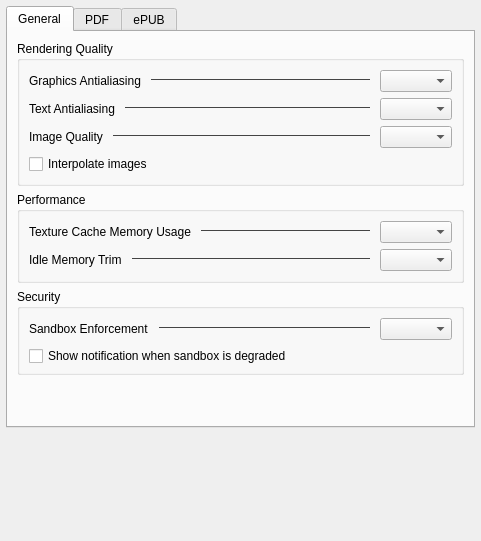
First picture: the form in src/generator/config/settingswidget.ui, repository l4rzy/okular-mupdf-ng, before the edit.
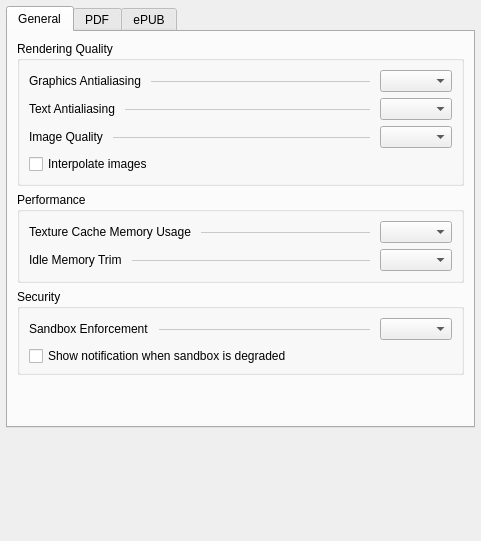
Second picture: the form after the edit. Custom widgets are drawn as their Qt base class.

Commit message: generator: improve setting dialog theming

The edit to the form file:
```diff
--- a/src/generator/config/settingswidget.ui
+++ b/src/generator/config/settingswidget.ui
@@ -66,7 +66,7 @@
                </sizepolicy>
               </property>
               <property name="styleSheet">
-               <string notr="true">border: none; border-top: 1px solid #444444;</string>
+               <string notr="true">border: none; border-bottom: 1px solid palette(midlight);</string>
               </property>
               <property name="frameShape">
                <enum>QFrame::Shape::HLine</enum>
@@ -102,7 +102,7 @@
                </sizepolicy>
               </property>
               <property name="styleSheet">
-               <string notr="true">border: none; border-top: 1px solid #444444;</string>
+               <string notr="true">border: none; border-bottom: 1px solid palette(midlight);</string>
               </property>
               <property name="frameShape">
                <enum>QFrame::Shape::HLine</enum>
@@ -138,7 +138,7 @@
                </sizepolicy>
               </property>
               <property name="styleSheet">
-               <string notr="true">border: none; border-top: 1px solid #444444;</string>
+               <string notr="true">border: none; border-bottom: 1px solid palette(midlight);</string>
               </property>
               <property name="frameShape">
                <enum>QFrame::Shape::HLine</enum>
@@ -190,7 +190,7 @@
                </sizepolicy>
               </property>
               <property name="styleSheet">
-               <string notr="true">border: none; border-top: 1px solid #444444;</string>
+               <string notr="true">border: none; border-bottom: 1px solid palette(midlight);</string>
               </property>
               <property name="frameShape">
                <enum>QFrame::Shape::HLine</enum>
@@ -229,7 +229,7 @@
                </sizepolicy>
               </property>
               <property name="styleSheet">
-               <string notr="true">border: none; border-top: 1px solid #444444;</string>
+               <string notr="true">border: none; border-bottom: 1px solid palette(midlight);</string>
               </property>
               <property name="frameShape">
                <enum>QFrame::Shape::HLine</enum>
@@ -287,7 +287,7 @@
                </sizepolicy>
               </property>
               <property name="styleSheet">
-               <string notr="true">border: none; border-top: 1px solid #444444;</string>
+               <string notr="true">border: none; border-bottom: 1px solid palette(midlight);</string>
               </property>
               <property name="frameShape">
                <enum>QFrame::Shape::HLine</enum>
```
Left out of the diff: 12 changed lines with no effect on the pictures. The commit also changes 1 other file.
